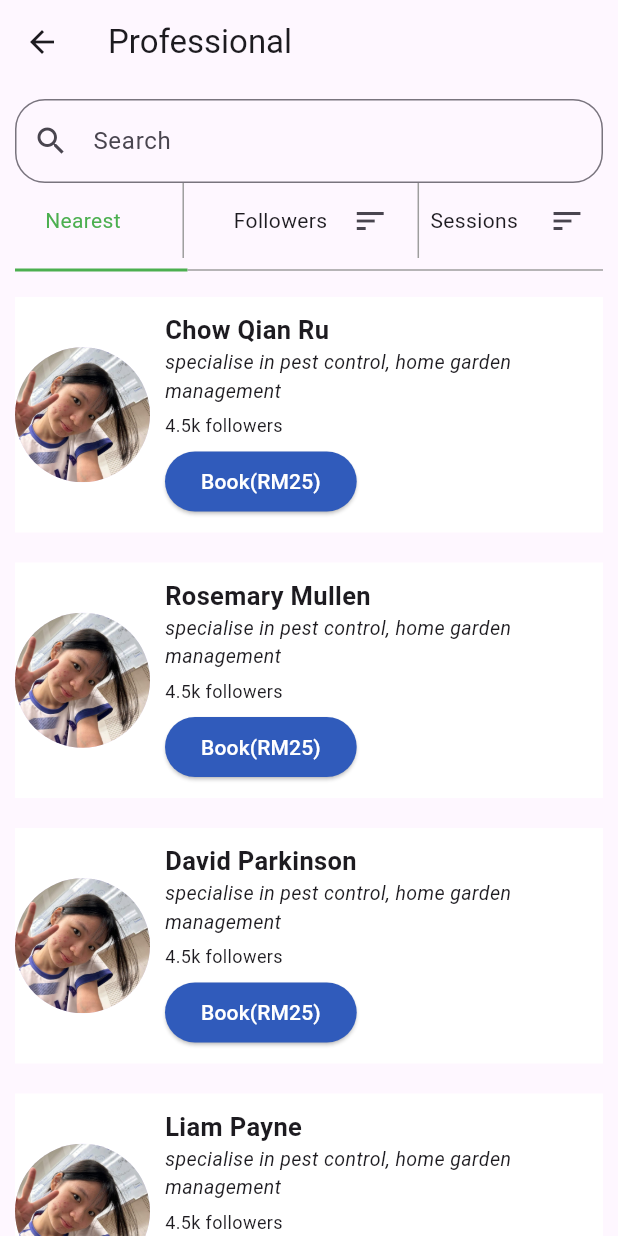
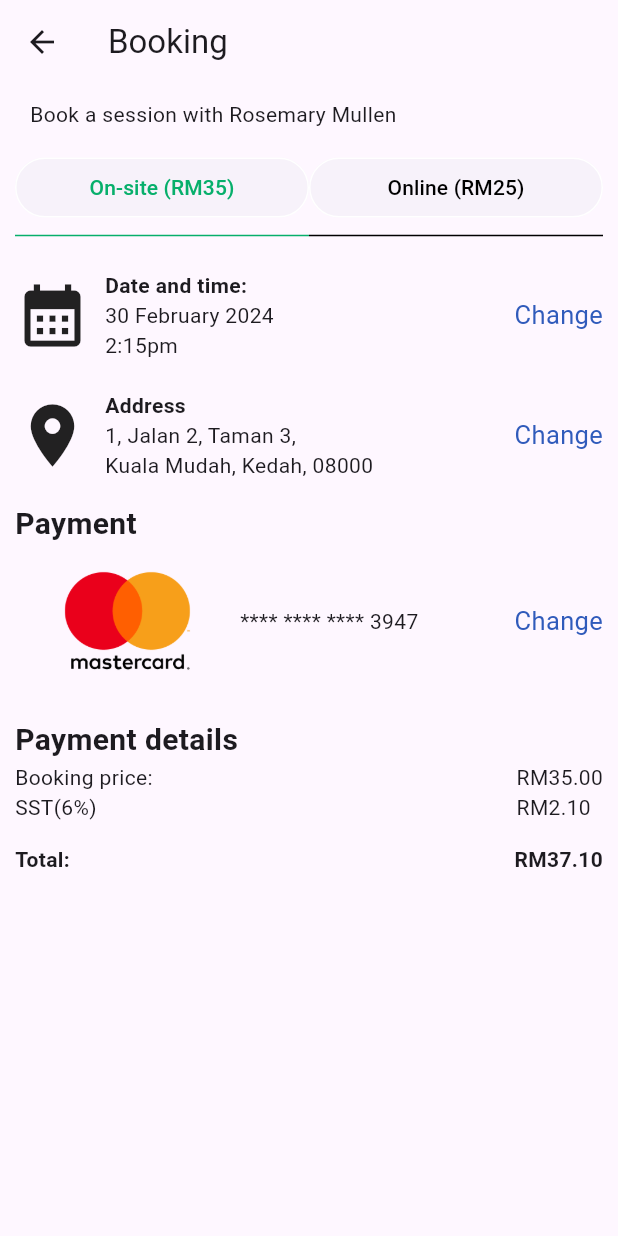
Before and after one commit to Jisi-A/manna_vhack2024, a Flutter app: the HumanProfessional screen opened directly, after a tap on an icon or button, on a phone screen of 412 x 824 dp. Run offline on Flutter 3.47's test engine with Material 3 defaults, Android fonts, the light colour scheme and no system bars; key blocks and very long unbroken strings in the code were emptied for the run.

Commit message:
:sparkles: Added payment page for booking a professional

```diff
--- a/lib/components/profesional.dart
+++ b/lib/components/profesional.dart
@@ -2,6 +2,7 @@ import 'package:flutter/cupertino.dart';
 import 'package:flutter/material.dart';
 import 'package:flutter/widgets.dart';
 import 'package:manna_vhack2024/pages/prof_Detail.dart';
+import 'package:manna_vhack2024/pages/proffessional_payment.dart';
 
 class Professional extends StatelessWidget {
   final String rate;
@@ -73,7 +74,14 @@ class Professional extends StatelessWidget {
                       ),
                       Container(
                         child: ElevatedButton(
-                          onPressed: () {},
+                          onPressed: () {
+                            Navigator.push(
+                              context,
+                              MaterialPageRoute(
+                                builder: (context) => profPayment(),
+                              ),
+                            );
+                          },
                           child: Text(
                             "Book(RM$rate)",
                             style: TextStyle(
--- a/lib/pages/prof_Detail.dart
+++ b/lib/pages/prof_Detail.dart
@@ -1,5 +1,6 @@
 import 'package:flutter/material.dart';
 import 'package:flutter/widgets.dart';
+import 'package:manna_vhack2024/pages/proffessional_payment.dart';
 
 class prof_Detail extends StatelessWidget {
   const prof_Detail({super.key});
@@ -169,7 +170,7 @@ class prof_Detail extends StatelessWidget {
                       ),
                     ),
                     SizedBox(
-                        height: 5, child: Container(color: Colors.grey[100])),
+                        height: 10, child: Container(color: Colors.grey[100])),
                     Row(
                       children: [
                         Container(
@@ -288,7 +289,14 @@ class prof_Detail extends StatelessWidget {
                       children: [
                         Expanded(
                           child: ElevatedButton(
-                            onPressed: () {},
+                            onPressed: () {
+                              Navigator.push(
+                                context,
+                                MaterialPageRoute(
+                                  builder: (context) => profPayment(),
+                                ),
+                              );
+                            },
                             style: ElevatedButton.styleFrom(
                               backgroundColor: const Color.fromARGB(255, 48, 91,
                                   187), // Set the button background color to blue
--- /dev/null
+++ b/lib/pages/proffessional_payment.dart
@@ -0,0 +1,236 @@
+import "package:flutter/material.dart";
+import "package:flutter/widgets.dart";
+
+class profPayment extends StatefulWidget {
+  const profPayment({super.key});
+
+  @override
+  State<profPayment> createState() => _profPaymentState();
+}
+
+class _profPaymentState extends State<profPayment> {
+  @override
+  Widget build(BuildContext context) {
+    return Scaffold(
+      appBar: AppBar(
+        title: Text("Booking"),
+      ),
+      body: Padding(
+        padding: const EdgeInsets.all(10),
+        child: Column(
+          crossAxisAlignment: CrossAxisAlignment.start,
+          children: [
+            Padding(
+              padding: const EdgeInsets.only(left: 10),
+              child: Text("Book a session with Rosemary Mullen"),
+            ),
+            Container(
+              padding: EdgeInsets.only(top: 15),
+              width: double.infinity,
+              child: Column(
+                children: [
+                  Row(
+                    children: [
+                      Expanded(
+                        child: ElevatedButton(
+                          onPressed: () {},
+                          child: Text(
+                            "On-site (RM35)",
+                            style: TextStyle(
+                              color: Color.fromARGB(255, 7, 175, 107),
+                            ),
+                          ),
+                          style: ElevatedButton.styleFrom(
+                            side: BorderSide(color: Colors.white),
+                            elevation: 0,
+                          ),
+                        ),
+                      ),
+                      Expanded(
+                        child: ElevatedButton(
+                          onPressed: () {},
+                          child: Text(
+                            "Online (RM25)",
+                            style: TextStyle(
+                              color: Colors.black,
+                            ),
+                          ),
+                          style: ElevatedButton.styleFrom(
+                            side: BorderSide(color: Colors.white),
+                            elevation: 0,
+                          ),
+                        ),
+                      ),
+                    ],
+                  ),
+                  Row(
+                    children: [
+                      Expanded(
+                          child: Divider(
+                        thickness: 1,
+                        color: Color.fromARGB(255, 7, 175, 107),
+                      )),
+                      Expanded(
+                          child: Divider(
+                        thickness: 1,
+                        color: Colors.black,
+                      )),
+                    ],
+                  ),
+                  Padding(
+                    padding: const EdgeInsets.only(top: 15),
+                    child: Row(
+                      mainAxisAlignment: MainAxisAlignment.start,
+                      children: [
+                        Icon(
+                          Icons.calendar_month,
+                          size: 50,
+                        ),
+                        Padding(
+                          padding: const EdgeInsets.only(left: 10),
+                          child: Column(
+                              crossAxisAlignment: CrossAxisAlignment.start,
+                              children: [
+                                Text("Date and time: ",
+                                    style:
+                                        TextStyle(fontWeight: FontWeight.bold)),
+                                Text("30 February 2024"),
+                                Text("2:15pm"),
+                              ]),
+                        ),
+                        Expanded(
+                          child: Row(
+                            mainAxisAlignment: MainAxisAlignment.end,
+                            children: [
+                              Text(
+                                "Change",
+                                style: TextStyle(
+                                    color: Color.fromARGB(255, 48, 91, 187),
+                                    fontSize: 17), // Adjusted font size
+                              ),
+                            ],
+                          ),
+                        )
+                      ],
+                    ),
+                  ),
+                  Padding(
+                    padding: const EdgeInsets.only(top: 20),
+                    child: Row(
+                      mainAxisAlignment: MainAxisAlignment.start,
+                      children: [
+                        Icon(
+                          Icons.location_on,
+                          size: 50,
+                        ),
+                        Padding(
+                          padding: const EdgeInsets.only(left: 10),
+                          child: Column(
+                              crossAxisAlignment: CrossAxisAlignment.start,
+                              children: [
+                                Text("Address",
+                                    style:
+                                        TextStyle(fontWeight: FontWeight.bold)),
+                                Text("1, Jalan 2, Taman 3,"),
+                                Text("Kuala Mudah, Kedah, 08000"),
+                              ]),
+                        ),
+                        Expanded(
+                          child: Row(
+                            mainAxisAlignment: MainAxisAlignment.end,
+                            children: [
+                              Text(
+                                "Change",
+                                style: TextStyle(
+                                    color: Color.fromARGB(255, 48, 91, 187),
+                                    fontSize: 17), // Adjusted font size
+                              ),
+                            ],
+                          ),
+                        )
+                      ],
+                    ),
+                  ),
+                ],
+              ),
+            ),
+            SizedBox(height: 15),
+            Text(
+              "Payment",
+              style: TextStyle(fontWeight: FontWeight.bold, fontSize: 20),
+            ),
+            Row(
+              children: [
+                Image.asset(
+                  'assets/mastercard.png',
+                  width: 150, // Adjusted width
+                  height: 100, // Adjusted height
+                ),
+                Text('**** **** **** 3947'),
+                Expanded(
+                  child: Row(
+                    mainAxisAlignment: MainAxisAlignment.end,
+                    children: [
+                      Text(
+                        "Change",
+                        style: TextStyle(
+                            color: Color.fromARGB(255, 48, 91, 187),
+                            fontSize: 17), // Adjusted font size
+                      ),
+                    ],
+                  ),
+                )
+              ],
+            ),
+            SizedBox(height: 15),
+            Text(
+              "Payment details",
+              style: TextStyle(fontWeight: FontWeight.bold, fontSize: 20),
+            ),
+            Row(
+              mainAxisAlignment: MainAxisAlignment.spaceBetween,
+              children: [
+                Column(
+                  crossAxisAlignment: CrossAxisAlignment.start,
+                  children: [
+                    Text("Booking price:"),
+                    Text("SST(6%)"),
+                  ],
+                ),
+                Column(
+                  crossAxisAlignment: CrossAxisAlignment.start,
+                  children: [
+                    Text("RM35.00"),
+                    Text("RM2.10"),
+                  ],
+                ),
+              ],
+            ),
+            Padding(
+              padding: const EdgeInsets.only(top: 15),
+              child: Row(
+                mainAxisAlignment: MainAxisAlignment.spaceBetween,
+                children: [
+                  Column(
+                    children: [
+                      Text(
+                        "Total:",
+                        style: TextStyle(fontWeight: FontWeight.bold),
+                      ),
+                    ],
+                  ),
+                  Column(
+                    children: [
+                      Text("RM37.10",
+                          style: TextStyle(fontWeight: FontWeight.bold)),
+                    ],
+                  ),
+                ],
+              ),
+            ),
+          ],
+        ),
+      ),
+    );
+  }
+}
```
Also changed, not shown: assets/mastercard.png (added).
